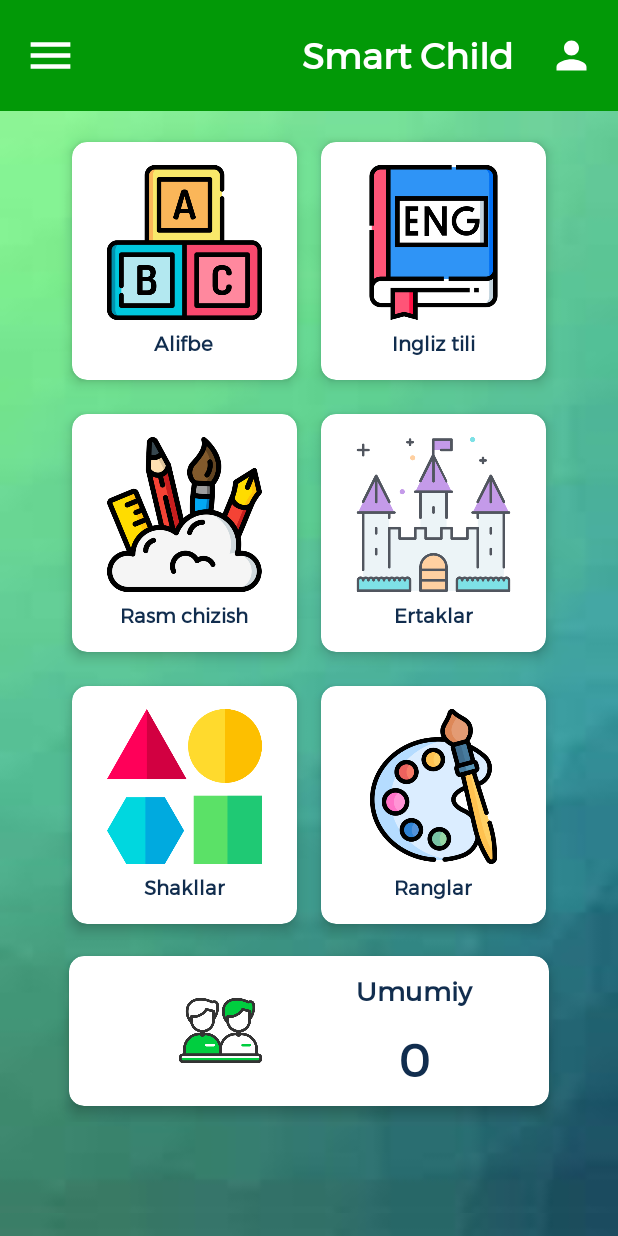
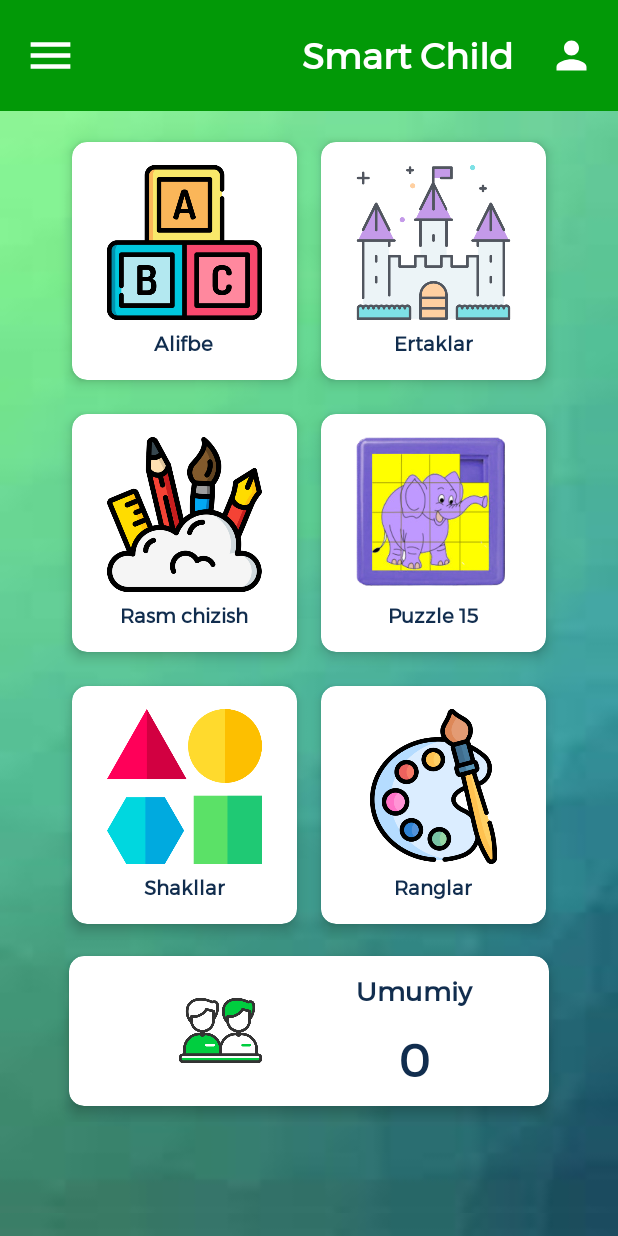
Before and after one commit to JasurbekRuzimov/SmartChild, an Android app: the MainActivity screen opened directly, with no data from a screen before it, on a phone screen of 412 x 824 dp. Run offline under Robolectric (Android 15) with nearby library versions, the phone set to English and light mode, and no system bars; our stand-ins replace Firebase (no records; nobody signed in at launch, a user with empty details on screens opened directly).

Commit message:
activity_main.xml is successfully changed.

```diff
--- a/app/src/main/res/layout/activity_main.xml
+++ b/app/src/main/res/layout/activity_main.xml
@@ -148,7 +148,6 @@
 
                     </androidx.cardview.widget.CardView>
 
-
                     <androidx.cardview.widget.CardView
                         android:layout_width="wrap_content"
                         android:layout_height="wrap_content"
@@ -157,7 +156,7 @@
                         app:cardUseCompatPadding="true">
 
                         <LinearLayout
-                            android:id="@+id/InglizTili"
+                            android:id="@+id/Ertaklar"
                             android:layout_width="150dp"
                             android:layout_height="160dp"
                             android:orientation="vertical"
@@ -169,7 +168,7 @@
                                 android:layout_height="110dp"
                                 android:layout_gravity="center"
                                 android:layout_weight="0.8"
-                                android:src="@drawable/eng"
+                                android:src="@drawable/castle"
                                 tools:ignore="ContentDescription,InefficientWeight" />
 
                             <TextView
@@ -179,7 +178,7 @@
                                 android:layout_marginTop="5dp"
                                 android:fontFamily="@font/montserrat"
                                 android:gravity="center"
-                                android:text="Ingliz tili"
+                                android:text="Ertaklar"
                                 android:textColor="@color/primary"
                                 android:textSize="13sp"
                                 android:textStyle="bold"
@@ -188,7 +187,6 @@
                         </LinearLayout>
 
                     </androidx.cardview.widget.CardView>
-
 
                 </LinearLayout>
 
@@ -253,7 +251,7 @@
                         app:cardUseCompatPadding="true">
 
                         <LinearLayout
-                            android:id="@+id/Ertaklar"
+                            android:id="@+id/InglizTili"
                             android:layout_width="150dp"
                             android:layout_height="160dp"
                             android:orientation="vertical"
@@ -265,7 +263,7 @@
                                 android:layout_height="110dp"
                                 android:layout_gravity="center"
                                 android:layout_weight="0.8"
-                                android:src="@drawable/castle"
+                                android:src="@drawable/puzzle_15"
                                 tools:ignore="ContentDescription,InefficientWeight" />
 
                             <TextView
@@ -275,7 +273,7 @@
                                 android:layout_marginTop="5dp"
                                 android:fontFamily="@font/montserrat"
                                 android:gravity="center"
-                                android:text="Ertaklar"
+                                android:text="Puzzle 15"
                                 android:textColor="@color/primary"
                                 android:textSize="13sp"
                                 android:textStyle="bold"
@@ -284,7 +282,6 @@
                         </LinearLayout>
 
                     </androidx.cardview.widget.CardView>
-
 
                 </LinearLayout>
 
```
